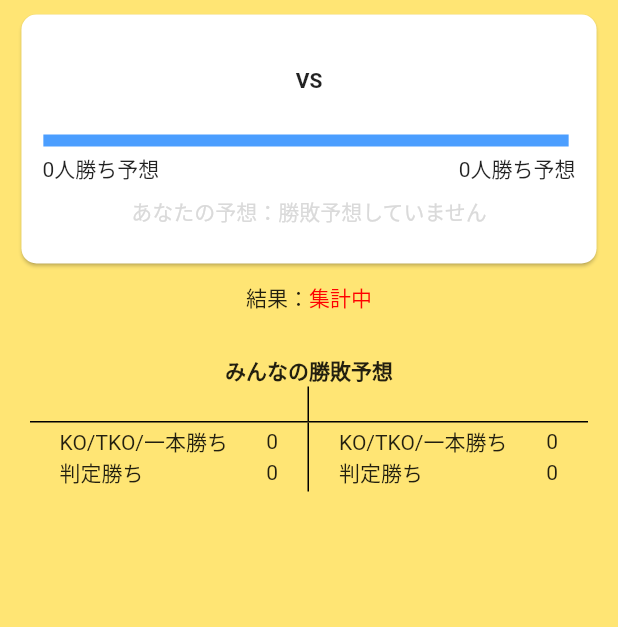
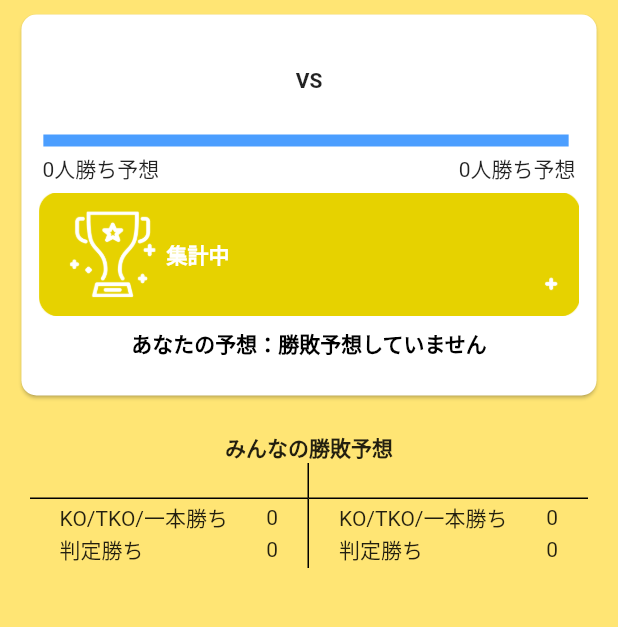
Before and after one commit to h-sekiyama/boxing_vote, a Flutter app: the BoutDetail screen opened directly with empty values, on a phone screen of 412 x 824 dp, the part 50-677 px from its top. Run offline on Flutter 3.47's test engine with Material 2 defaults, Android fonts, the light colour scheme and no system bars; our stand-ins replace another_flushbar, cloud_firestore, email_validator, firebase_auth, firebase_core, firebase_storage and 2 more; accounts and stored records are empty.

Commit message:
試合結果に予想結果のデザインを実装

```diff
--- a/lib/screens/home_screen.dart
+++ b/lib/screens/home_screen.dart
@@ -35,7 +35,11 @@ class HomeScreen extends StatelessWidget {
               Visibility(
                 visible: !Functions.checkLogin(),
                 child: TextButton(
-                  child: const Text('ログイン'),
+                  child: const Text('ログイン',
+                      style: TextStyle(
+                          fontWeight: FontWeight.bold,
+                          fontSize: 12,
+                          color: Color(0xff000000))),
                   style: TextButton.styleFrom(
                     primary: Colors.white,
                   ),
--- a/lib/widgets/bout_list/bouts_detail.dart
+++ b/lib/widgets/bout_list/bouts_detail.dart
@@ -30,6 +30,8 @@ class _MyFirestorePageState extends State<BoutDetail> {
   // 自分の予想（0：未投票、1：選手1のKO勝ち、2：選手1の判定勝ち、3：選手2のKO勝ち、4：選手2の判定勝ち, 99: 引き分け/無効試合）
   String myVoteText = "勝敗予想していません";
   // 試合結果
+  int result = 0;
+  // 試合結果テキスト
   String resultText = "集計中";
   // 試合の間違い報告数
   int wrongInfoCount = 0;
@@ -156,26 +158,91 @@ class _MyFirestorePageState extends State<BoutDetail> {
                                 fetchBoutData();
                               },
                             )))),
+                    // 試合結果
+                    Visibility(
+                      visible: !widget.isDetail,
+                      child: Container(
+                        width: 360,
+                        height: 82,
+                        margin: EdgeInsets.only(top: 6),
+                        decoration: const BoxDecoration(
+                            image: DecorationImage(
+                          image: AssetImage('images/bout_result_back.png'),
+                          fit: BoxFit.cover,
+                        )),
+                        child: Center(
+                          child: Container(
+                              width: 190,
+                              child: Text(
+                                resultText,
+                                style: TextStyle(
+                                    color: Colors.white,
+                                    fontSize: 14,
+                                    fontWeight: FontWeight.bold),
+                              )),
+                        ),
+                      ),
+                    ),
                     Container(
-                        margin: EdgeInsets.fromLTRB(4, 8, 4, 24),
+                        margin: EdgeInsets.fromLTRB(4, 8, 4, 0),
                         child: Column(children: [
                           Text("あなたの予想：${myVoteText}",
-                              style: TextStyle(color: Color(0xffdadada)))
+                              style: TextStyle(
+                                  color: Color(0xff000000),
+                                  fontWeight: FontWeight.bold))
                         ])),
+                    // 予想結果
+                    Visibility(
+                      visible: !widget.isDetail &&
+                          myVote == result &&
+                          myVote != 0 &&
+                          result != 99,
+                      child: Container(
+                        width: 300,
+                        height: 102,
+                        margin: EdgeInsets.only(top: 0),
+                        decoration: const BoxDecoration(
+                            image: DecorationImage(
+                          image: AssetImage('images/bout_result_mark.png'),
+                          fit: BoxFit.cover,
+                        )),
+                        child: Center(
+                          child: Container(
+                              child: Text(
+                            '予想的中！',
+                            style: TextStyle(
+                                color: Color(0xff857900),
+                                fontSize: 28,
+                                fontWeight: FontWeight.bold),
+                          )),
+                        ),
+                      ),
+                    ),
+                    Visibility(
+                      visible: !widget.isDetail &&
+                          myVote != result &&
+                          myVote != 0 &&
+                          result != 99,
+                      child: Container(
+                        width: 300,
+                        height: 102,
+                        margin: EdgeInsets.only(top: 0),
+                        child: Center(
+                          child: Container(
+                              child: Text(
+                            '予想はずれ',
+                            style: TextStyle(
+                                color: Colors.black,
+                                fontSize: 28,
+                                fontWeight: FontWeight.bold),
+                          )),
+                        ),
+                      ),
+                    ),
+                    Padding(padding: EdgeInsets.only(bottom: 24))
                   ]),
                 ),
               ),
-              Visibility(
-                  visible: !widget.isDetail,
-                  child: Container(
-                      padding: EdgeInsets.all(8),
-                      child: Row(
-                          mainAxisAlignment: MainAxisAlignment.center,
-                          children: [
-                            Text("結果："),
-                            Text(resultText,
-                                style: TextStyle(color: HexColor('ff0000'))),
-                          ]))),
               Visibility(
                 visible: isSentWrongInfo,
                 child: ElevatedButton(
@@ -446,14 +513,19 @@ class _MyFirestorePageState extends State<BoutDetail> {
         if (ref['result'] == 0) {
           resultText = "結果集計中";
         } else if (ref['result'] == 1) {
+          result = 1;
           resultText = '${fighter1}のKO/TKO/一本勝ち';
         } else if (ref['result'] == 2) {
+          result = 2;
           resultText = '${fighter1}の判定勝ち';
         } else if (ref['result'] == 3) {
+          result = 3;
           resultText = '${fighter2}のKO/TKO/一本勝ち';
         } else if (ref['result'] == 4) {
+          result = 4;
           resultText = '${fighter2}の判定勝ち';
         } else if (ref['result'] == 99) {
+          result = 99;
           resultText = '引き分けまたは無効試合';
         }
         voteCount[1] = ref.get("vote1");
```
Also changed, not shown: lib/screens/auth_screen.dart (+6 -4 lines), lib/widgets/auth/email_sign_up_form.dart (+6 -3 lines), lib/widgets/bout_list/bouts_vote.dart (+4 -14 lines), images/bout_result_back.png (added), images/bout_result_mark.png (added).
